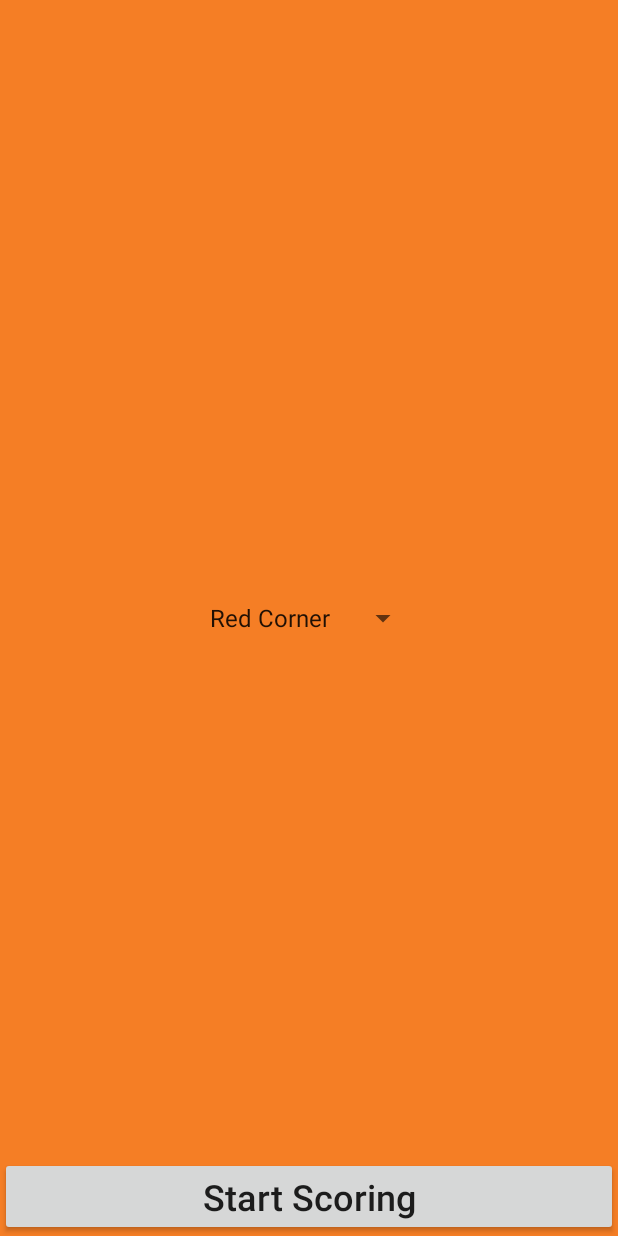
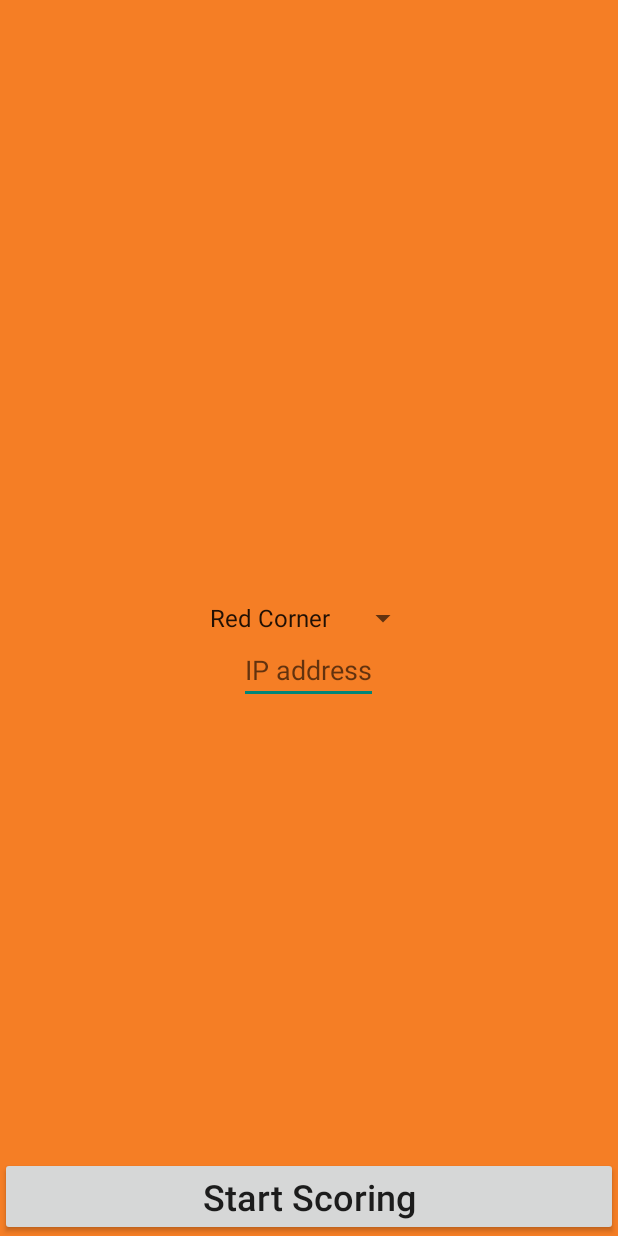
Before and after one commit to JacobAMason/Velocity-Vortex-Scorekeeper, an Android app: the screen it shows after launch (main), on a phone screen of 412 x 824 dp. Run offline under Robolectric (Android 15) with nearby library versions, the phone set to English and light mode, and no system bars; our stand-ins replace Volley.

Commit message:
Adds IP field

```diff
--- a/app/src/main/java/net/jacobmason/velocityvortexscorekeeper/main.java
+++ b/app/src/main/java/net/jacobmason/velocityvortexscorekeeper/main.java
@@ -6,9 +6,14 @@ import android.os.Bundle;
 import android.os.Handler;
 import android.support.v7.app.ActionBar;
 import android.support.v7.app.AppCompatActivity;
+import android.text.Editable;
+import android.text.TextWatcher;
 import android.view.View;
 import android.widget.Button;
+import android.widget.EditText;
 import android.widget.Spinner;
+
+import java.util.regex.Pattern;
 
 /**
  * An example full-screen activity that shows and hides the system UI (i.e.
@@ -55,6 +60,9 @@ public class main extends AppCompatActivity {
             hide();
         }
     };
+    private static final Pattern PARTIAL_IP_ADDRESS =
+            Pattern.compile("^((25[0-5]|2[0-4][0-9]|[0-1][0-9]{2}|[1-9][0-9]|[0-9])\\.){0,3}"+
+                    "((25[0-5]|2[0-4][0-9]|[0-1][0-9]{2}|[1-9][0-9]|[0-9])){0,1}$");
 
     @Override
     protected void onCreate(Bundle savedInstanceState) {
@@ -69,9 +77,25 @@ public class main extends AppCompatActivity {
         button_startScoring.setOnClickListener(new View.OnClickListener() {
             @Override
             public void onClick(View view) {
-                String scoring_style = ((Spinner) findViewById(R.id.scoring_style)).getSelectedItem().toString();
+                String scoring_style = ((Spinner) findViewById(R.id.spinner_scoringStyle)).getSelectedItem().toString();
                 swapToScoringActivity.putExtra("scoring_style", scoring_style);
                 startActivity(swapToScoringActivity);
+            }
+        });
+
+        EditText editText_ipAddress = (EditText) findViewById(R.id.editText_ipAddress);
+        editText_ipAddress.addTextChangedListener(new TextWatcher() {
+            @Override public void onTextChanged(CharSequence s, int start, int before, int count) {}
+            @Override public void beforeTextChanged(CharSequence s,int start,int count,int after) {}
+
+            private String mPreviousText = "";
+            @Override
+            public void afterTextChanged(Editable s) {
+                if(PARTIAL_IP_ADDRESS.matcher(s).matches()) {
+                    mPreviousText = s.toString();
+                } else {
+                    s.replace(0, s.length(), mPreviousText);
+                }
             }
         });
     }
--- a/app/src/main/res/layout/activity_main.xml
+++ b/app/src/main/res/layout/activity_main.xml
@@ -8,12 +8,21 @@
     tools:context="net.jacobmason.velocityvortexscorekeeper.main">
 
     <Spinner
-        android:id="@+id/scoring_style"
+        android:id="@+id/spinner_scoringStyle"
         android:layout_width="wrap_content"
         android:layout_height="wrap_content"
         android:layout_centerInParent="true"
         android:entries="@array/scoring_styles"
         android:spinnerMode="dialog" />
+
+    <EditText
+        android:id="@+id/editText_ipAddress"
+        android:inputType="phone"
+        android:layout_width="wrap_content"
+        android:layout_height="wrap_content"
+        android:layout_centerInParent="true"
+        android:layout_below="@+id/spinner_scoringStyle"
+        android:hint="IP address" />
 
     <Button
         android:id="@+id/button_startScoring"
```
